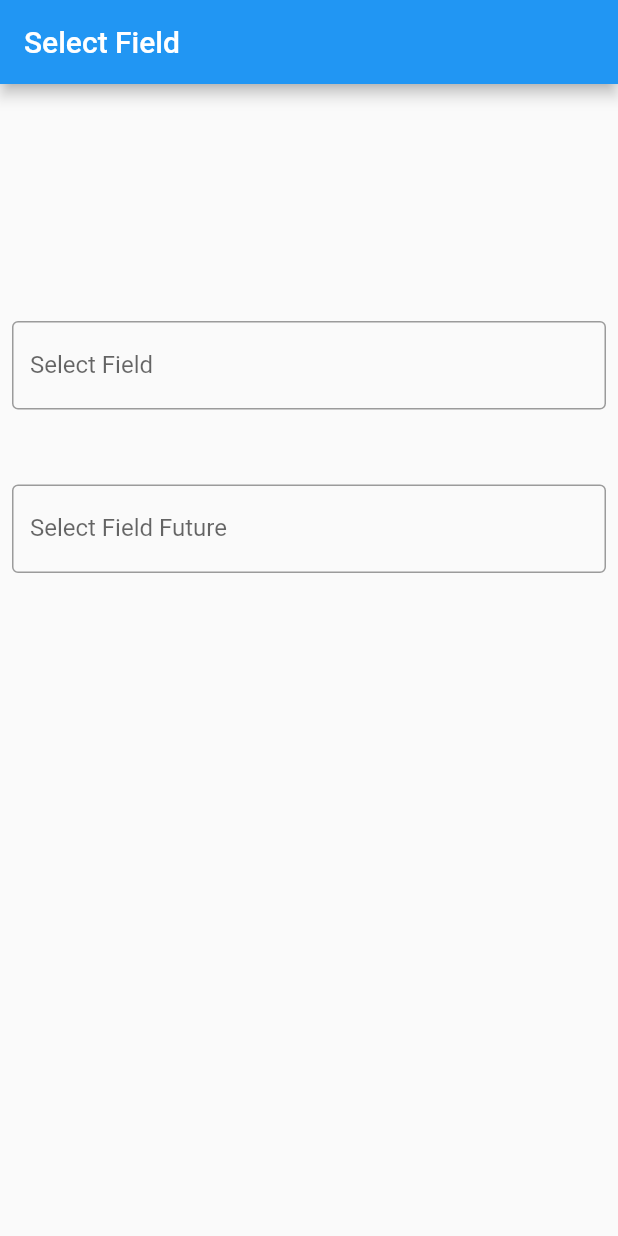
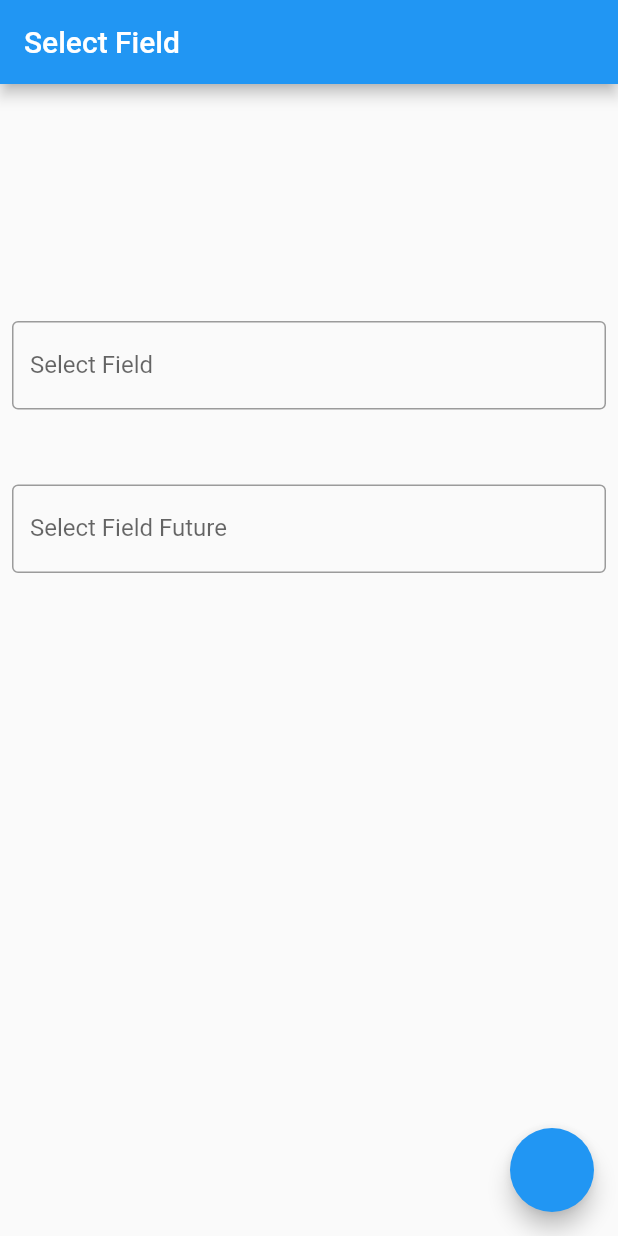
Before and after one commit to LuisDeLaValie/tdtxle-inputs-flutter, a Flutter app: the screen it shows after launch, on a phone screen of 412 x 824 dp. Run offline on Flutter 3.47's test engine with Material 2 defaults, Android fonts, the phone set to English and light mode, and no system bars; our stand-ins replace image_picker.

Commit message:
erro buscar cuando cambia controler

```diff
--- a/example/lib/example_select_field.dart
+++ b/example/lib/example_select_field.dart
@@ -2,8 +2,9 @@ import 'package:flutter/material.dart';
 import 'package:tdtxle_inputs_flutter/inputs_tdtxle.dart';
 
 class ExampleSelectField extends StatelessWidget {
-  const ExampleSelectField({Key? key}) : super(key: key);
+  ExampleSelectField({Key? key}) : super(key: key);
 
+  TextEditingController controller = TextEditingController();
   @override
   Widget build(BuildContext context) {
     return Scaffold(
@@ -40,16 +41,18 @@ class ExampleSelectField extends StatelessWidget {
               ),
               const SizedBox(height: 50),
               SelectFieldFuture<String>(
-                settingsTextField: const SelectFieldSettings(
+                settingsTextField: SelectFieldSettings(
+                  controller: controller,
                   keyboardType: TextInputType.name,
                   textCapitalization: TextCapitalization.words,
                   textInputAction: TextInputAction.next,
-                  decoration: InputDecoration(
+                  decoration: const InputDecoration(
                     labelText: 'Select Field Future',
                     border: OutlineInputBorder(),
                   ),
                 ),
                 values: (val) async {
+                  print("jakas wassa mamala");
                   final List<String> items = [
                     "One",
                     "Two",
@@ -79,6 +82,11 @@ class ExampleSelectField extends StatelessWidget {
           ),
         ),
       ),
+      floatingActionButton: FloatingActionButton(
+        onPressed: () {
+          controller.text = "t";
+        },
+      ),
     );
   }
 }
--- a/example/lib/main.dart
+++ b/example/lib/main.dart
@@ -9,7 +9,7 @@ class MyApp extends StatelessWidget {
 
   @override
   Widget build(BuildContext context) {
-    return const MaterialApp(
+    return MaterialApp(
       title: 'Material App',
       home: ExampleSelectField(),
     );
--- a/lib/inputs/select imput/search.dart
+++ b/lib/inputs/select imput/search.dart
@@ -7,6 +7,7 @@ class Search<T> extends StatefulWidget {
   final SelectListSettings? settingsList;
   final bool? showCloseButton;
   final void Function()? onCloseButton;
+  final void Function(bool stats)? isOpen;
   final Widget? iconCloseButton;
 
   const Search({
@@ -17,6 +18,7 @@ class Search<T> extends StatefulWidget {
     this.showCloseButton,
     this.onCloseButton,
     this.iconCloseButton,
+    this.isOpen,
   }) : super(key: key);
 
   @override
@@ -44,9 +46,11 @@ class _SearchState<T> extends State<Search<T>> {
       if (_focusNode.hasFocus) {
         _overlayEntry = createOverlayEntry();
         Overlay.of(context)!.insert(_overlayEntry);
+        widget.isOpen?.call(true);
       } else {
         if (_overlayEntry.mounted) {
           _overlayEntry.remove();
+          widget.isOpen?.call(false);
         }
       }
     });
@@ -57,6 +61,7 @@ class _SearchState<T> extends State<Search<T>> {
         if (_focusNode.hasFocus && !_overlayEntry.mounted) {
           _overlayEntry = createOverlayEntry();
           Overlay.of(context)!.insert(_overlayEntry);
+          widget.isOpen?.call(true);
         }
       },
     );
@@ -102,6 +107,7 @@ class _SearchState<T> extends State<Search<T>> {
                               InkWell(
                                 onTap: () {
                                   _overlayEntry.remove();
+                                  widget.isOpen?.call(false);
                                   if (widget.onCloseButton != null) {
                                     widget.onCloseButton!.call();
                                   }
--- a/lib/inputs/select imput/select_imput.dart
+++ b/lib/inputs/select imput/select_imput.dart
@@ -9,5 +9,5 @@ import 'package:flutter/services.dart';
 part 'configuraciones.dart';
 part 'search.dart';
 part 'select_item.dart';
-part 'selectField.dart';
+part 'select_field.dart';
 part 'select_field_furure.dart';
```
Also changed, not shown: lib/inputs/select imput/select_field.dart (renamed from lib/inputs/select imput/selectField.dart, +7 -0 lines), lib/inputs/select imput/select_field_furure.dart (+8 -0 lines).
